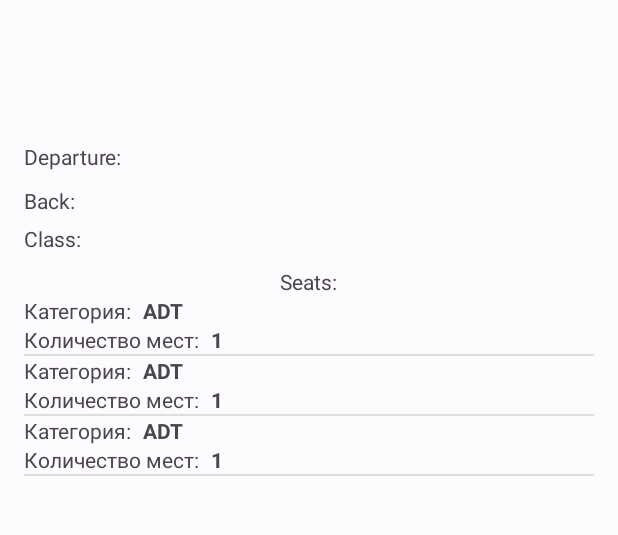
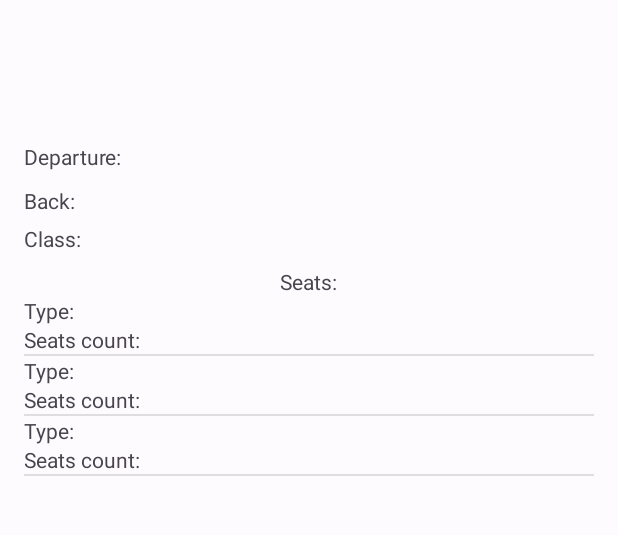
Before and after one commit to gregTheCat64/Time_to_travel, an Android app: the layout fragment_flight_details.xml on its own in the app's theme, with its tools: preview values and no code run, on a phone screen of 412 x 824 dp, the part 450-985 px from its top. Run offline under Robolectric (Android 15) with nearby library versions, the phone set to English and light mode, and no system bars.

Commit message:
project_finished3

```diff
--- a/app/src/main/res/layout/seats_card.xml
+++ b/app/src/main/res/layout/seats_card.xml
@@ -12,7 +12,7 @@
         <TextView
             android:layout_width="wrap_content"
             android:layout_height="wrap_content"
-            android:text="Категория:"
+            android:text="@string/Category"
             />
 
         <TextView
@@ -20,7 +20,7 @@
             android:layout_width="wrap_content"
             android:layout_height="wrap_content"
             android:layout_marginStart="8dp"
-            android:text="ADT"
+
             android:textStyle="bold"
             />
     </LinearLayout>
@@ -32,7 +32,7 @@
         <TextView
             android:layout_width="wrap_content"
             android:layout_height="wrap_content"
-            android:text="Количество мест:"
+            android:text="@string/count_seats"
             />
 
         <TextView
@@ -40,7 +40,7 @@
             android:layout_height="wrap_content"
             android:id="@+id/count"
             android:layout_marginStart="8dp"
-            android:text="1"
+
             android:textStyle="bold"
             />
 
```
